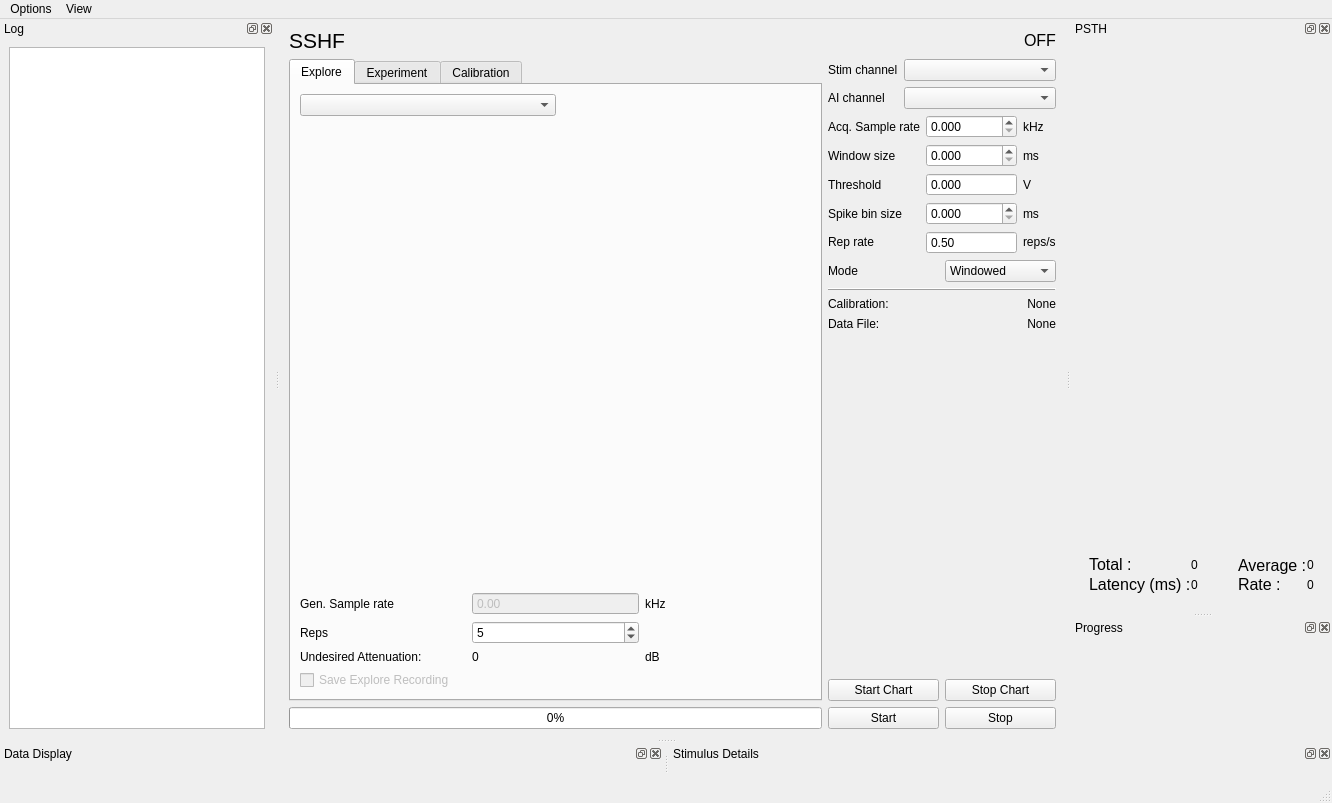
Old version of the form spikeylab/gui/main_control.ui in the repository portfors-lab/sparkle.
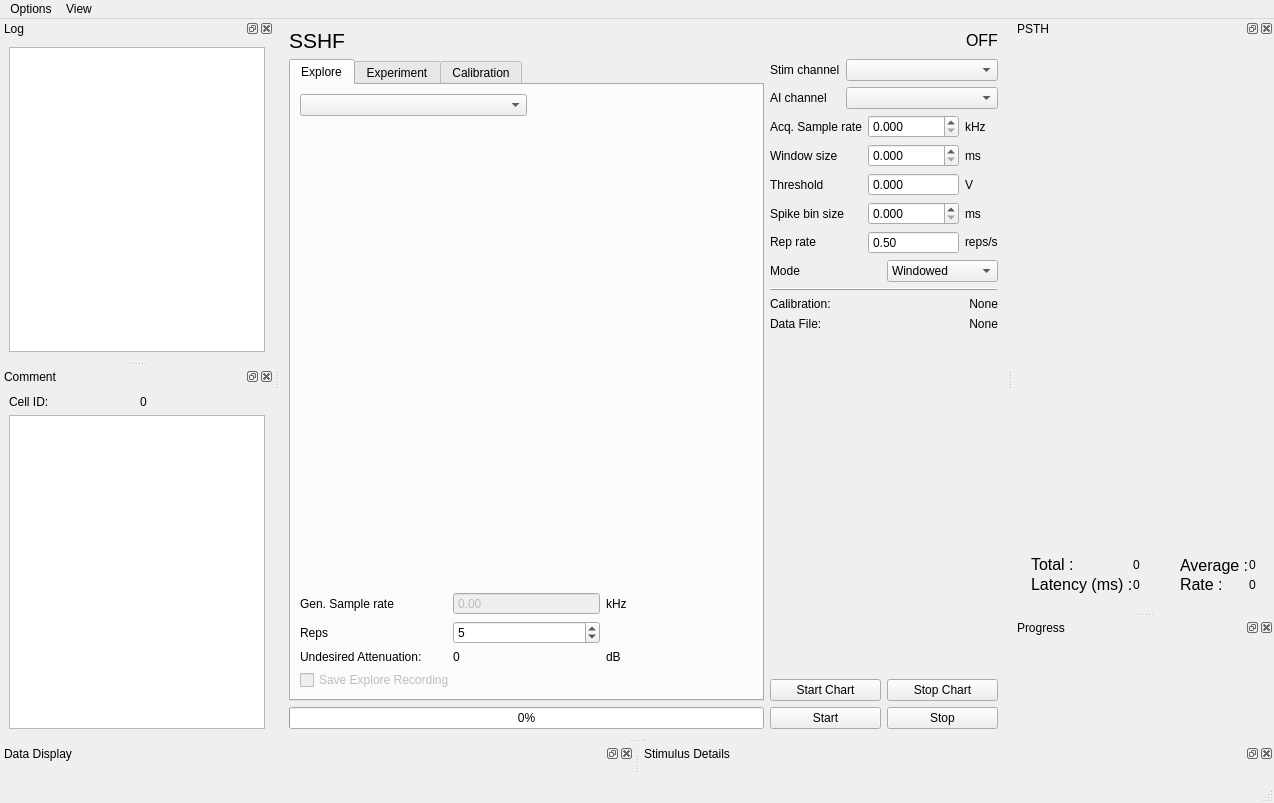
New version of the form. Custom widgets are drawn as their Qt base class.

Commit message: Cell comment box available during protocol

```diff
--- a/spikeylab/gui/main_control.ui
+++ b/spikeylab/gui/main_control.ui
@@ -6,7 +6,7 @@
    <rect>
     <x>0</x>
     <y>0</y>
-    <width>1332</width>
+    <width>1274</width>
     <height>803</height>
    </rect>
   </property>
@@ -691,7 +691,7 @@
     <rect>
      <x>0</x>
      <y>0</y>
-     <width>1332</width>
+     <width>1274</width>
      <height>21</height>
     </rect>
    </property>
@@ -924,6 +924,39 @@
     </layout>
    </widget>
   </widget>
+  <widget class="QDockWidget" name="runComment">
+   <property name="windowTitle">
+    <string>Comment</string>
+   </property>
+   <attribute name="dockWidgetArea">
+    <number>1</number>
+   </attribute>
+   <widget class="QWidget" name="dockWidgetContents_6">
+    <layout class="QVBoxLayout" name="verticalLayout_8">
+     <item>
+      <layout class="QHBoxLayout" name="horizontalLayout_11">
+       <item>
+        <widget class="QLabel" name="label_21">
+         <property name="text">
+          <string>Cell ID:</string>
+         </property>
+        </widget>
+       </item>
+       <item>
+        <widget class="QLabel" name="cellIDLbl">
+         <property name="text">
+          <string>0</string>
+         </property>
+        </widget>
+       </item>
+      </layout>
+     </item>
+     <item>
+      <widget class="QPlainTextEdit" name="commentTxtEdt"/>
+     </item>
+    </layout>
+   </widget>
+  </widget>
   <action name="actionSave_Options">
    <property name="text">
     <string>Change Data File...</string>
```
Left out of the diff: 16 changed lines with no effect on the pictures. The commit also changes 3 other files.
